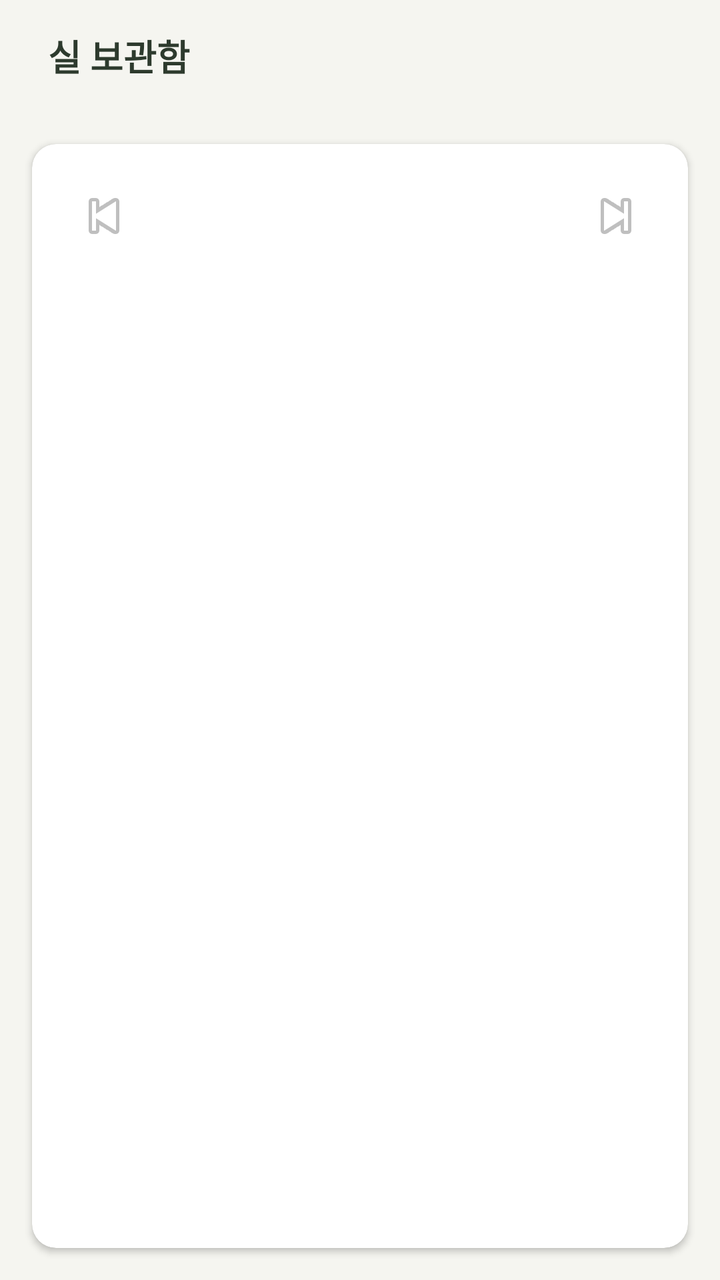
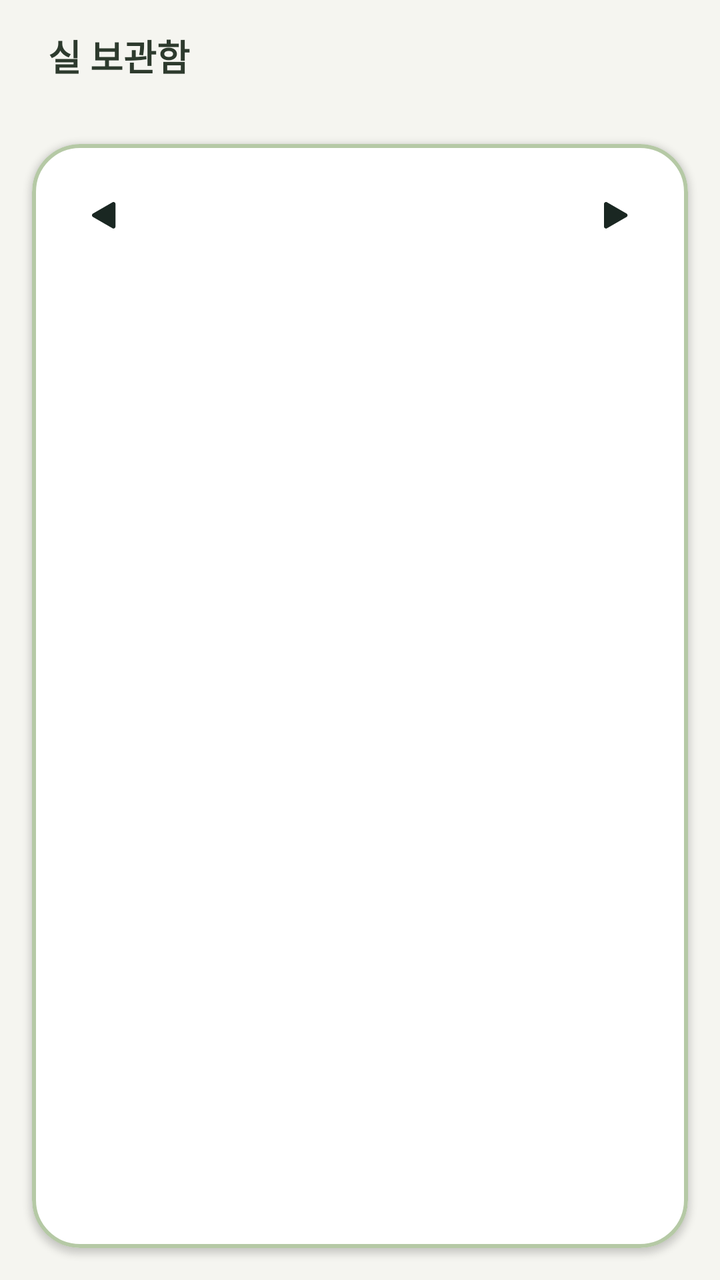

Screens rendered from an Android XML layout before and after an edit, with the pre-edit source and the edit as a unified diff.
<!-- AndroidManifest.xml: application theme Theme.NewRitage -->
<!-- res/layout/fragment_thread_storage.xml -->
<?xml version="1.0" encoding="utf-8"?>
<LinearLayout
    xmlns:android="http://schemas.android.com/apk/res/android"
    xmlns:app="http://schemas.android.com/apk/res-auto"
    android:layout_width="match_parent"
    android:layout_height="match_parent"
    android:orientation="vertical"
    android:background="@color/background">

    <TextView
        android:layout_width="match_parent"
        android:layout_height="56dp"
        android:text="@string/thread_storage_title"
        android:textSize="18sp"
        android:textColor="@color/text_primary"
        android:textStyle="bold"
        android:gravity="center_vertical"
        android:paddingStart="24dp" />

    <androidx.cardview.widget.CardView
        android:layout_width="match_parent"
        android:layout_height="0dp"
        android:layout_weight="1"
        android:layout_margin="16dp"
        app:cardCornerRadius="12dp"
        app:cardElevation="2dp"
        app:cardBackgroundColor="@color/surface">

        <LinearLayout
            android:layout_width="match_parent"
            android:layout_height="match_parent"
            android:orientation="vertical"
            android:padding="16dp">

            <LinearLayout
                android:layout_width="match_parent"
                android:layout_height="wrap_content"
                android:orientation="horizontal"
                android:gravity="center_vertical"
                android:layout_marginBottom="16dp">

                <ImageButton
                    android:id="@+id/btnPrevMonth"
                    android:layout_width="40dp"
                    android:layout_height="40dp"
                    android:src="@android:drawable/ic_media_previous"
                    android:background="?attr/selectableItemBackgroundBorderless"
                    android:padding="8dp" />

                <TextView
                    android:id="@+id/tvMonthLabel"
                    android:layout_width="0dp"
                    android:layout_height="wrap_content"
                    android:layout_weight="1"
                    android:gravity="center"
                    android:textSize="16sp"
                    android:textColor="@color/text_primary"
                    android:textStyle="bold" />

                <ImageButton
                    android:id="@+id/btnNextMonth"
                    android:layout_width="40dp"
                    android:layout_height="40dp"
                    android:src="@android:drawable/ic_media_next"
                    android:background="?attr/selectableItemBackgroundBorderless"
                    android:padding="8dp" />
            </LinearLayout>

            <ScrollView
                android:layout_width="match_parent"
                android:layout_height="0dp"
                android:layout_weight="1">

                <GridLayout
                    android:id="@+id/calendarGrid"
                    android:layout_width="match_parent"
                    android:layout_height="wrap_content"
                    android:columnCount="4" />
            </ScrollView>
        </LinearLayout>
    </androidx.cardview.widget.CardView>

</LinearLayout>
<!-- resources referenced by this layout -->
<resources>
  <color name="background">#F5F5F0</color>
  <color name="surface">#FFFFFF</color>
  <color name="text_primary">#2D3A2D</color>
  <string name="thread_storage_title">실 보관함</string>
  <style name="Theme.NewRitage" parent="Theme.MaterialComponents.Light.NoActionBar">
          <item name="colorPrimary">@color/primary</item>
          <item name="colorPrimaryDark">@color/primary_dark</item>
          <item name="colorAccent">@color/primary</item>
          <item name="android:windowBackground">@color/background</item>
          <item name="android:statusBarColor">@color/primary</item>
          <item name="android:fontFamily">sans-serif</item>
      </style>
  <color name="primary">#8B9E7B</color>
  <color name="primary_dark">#6B7E5B</color>
</resources>

<!-- the commit's change to res/layout/fragment_thread_storage.xml (unified diff, before → after) -->
@@ -17,13 +17,15 @@
         android:gravity="center_vertical"
         android:paddingStart="24dp" />
 
-    <androidx.cardview.widget.CardView
+    <com.google.android.material.card.MaterialCardView
         android:layout_width="match_parent"
         android:layout_height="0dp"
         android:layout_weight="1"
         android:layout_margin="16dp"
-        app:cardCornerRadius="12dp"
+        app:cardCornerRadius="24dp"
         app:cardElevation="2dp"
+        app:strokeWidth="2dp"
+        app:strokeColor="@color/primary_light"
         app:cardBackgroundColor="@color/surface">
 
         <LinearLayout
@@ -43,7 +45,7 @@
                     android:id="@+id/btnPrevMonth"
                     android:layout_width="40dp"
                     android:layout_height="40dp"
-                    android:src="@android:drawable/ic_media_previous"
+                    android:src="@drawable/ic_arrow_left"
                     android:background="?attr/selectableItemBackgroundBorderless"
                     android:padding="8dp" />
 
@@ -61,7 +63,7 @@
                     android:id="@+id/btnNextMonth"
                     android:layout_width="40dp"
                     android:layout_height="40dp"
-                    android:src="@android:drawable/ic_media_next"
+                    android:src="@drawable/ic_arrow_right"
                     android:background="?attr/selectableItemBackgroundBorderless"
                     android:padding="8dp" />
             </LinearLayout>
@@ -78,6 +80,6 @@
                     android:columnCount="4" />
             </ScrollView>
         </LinearLayout>
-    </androidx.cardview.widget.CardView>
+    </com.google.android.material.card.MaterialCardView>
 
 </LinearLayout>
<!-- resource entries referenced after the edit -->
@@ -1,8 +1,29 @@
 <!-- resources referenced by this layout -->
 <resources>
   <color name="background">#F5F5F0</color>
+  <color name="primary_light">#B5C9A5</color>
   <color name="surface">#FFFFFF</color>
   <color name="text_primary">#2D3A2D</color>
+  <!-- drawable ic_arrow_left (drawable) -->
+  <vector xmlns:android="http://schemas.android.com/apk/res/android"
+      android:width="12dp"
+      android:height="14dp"
+      android:viewportWidth="12"
+      android:viewportHeight="14">
+    <path
+        android:pathData="M0.5,5.765C-0.167,6.15 -0.167,7.112 0.5,7.497L10.25,13.126C10.917,13.511 11.75,13.03 11.75,12.26L11.75,1.002C11.75,0.232 10.917,-0.249 10.25,0.136L0.5,5.765Z"
+        android:fillColor="#1A2722"/>
+  </vector>
+  <!-- drawable ic_arrow_right (drawable) -->
+  <vector xmlns:android="http://schemas.android.com/apk/res/android"
+      android:width="12dp"
+      android:height="14dp"
+      android:viewportWidth="12"
+      android:viewportHeight="14">
+    <path
+        android:pathData="M11.25,5.765C11.917,6.15 11.917,7.112 11.25,7.497L1.5,13.126C0.833,13.511 -0,13.03 -0,12.26L-0,1.002C-0,0.232 0.833,-0.249 1.5,0.136L11.25,5.765Z"
+        android:fillColor="#1A2722"/>
+  </vector>
   <string name="thread_storage_title">실 보관함</string>
   <style name="Theme.NewRitage" parent="Theme.MaterialComponents.Light.NoActionBar">
           <item name="colorPrimary">@color/primary</item>
